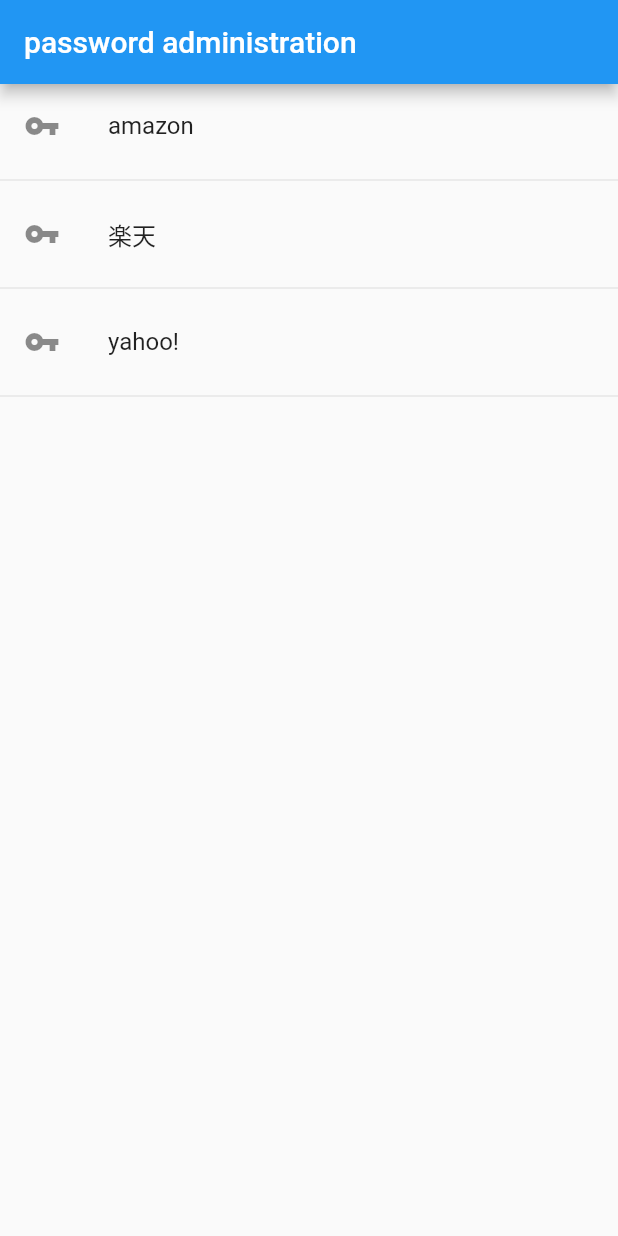
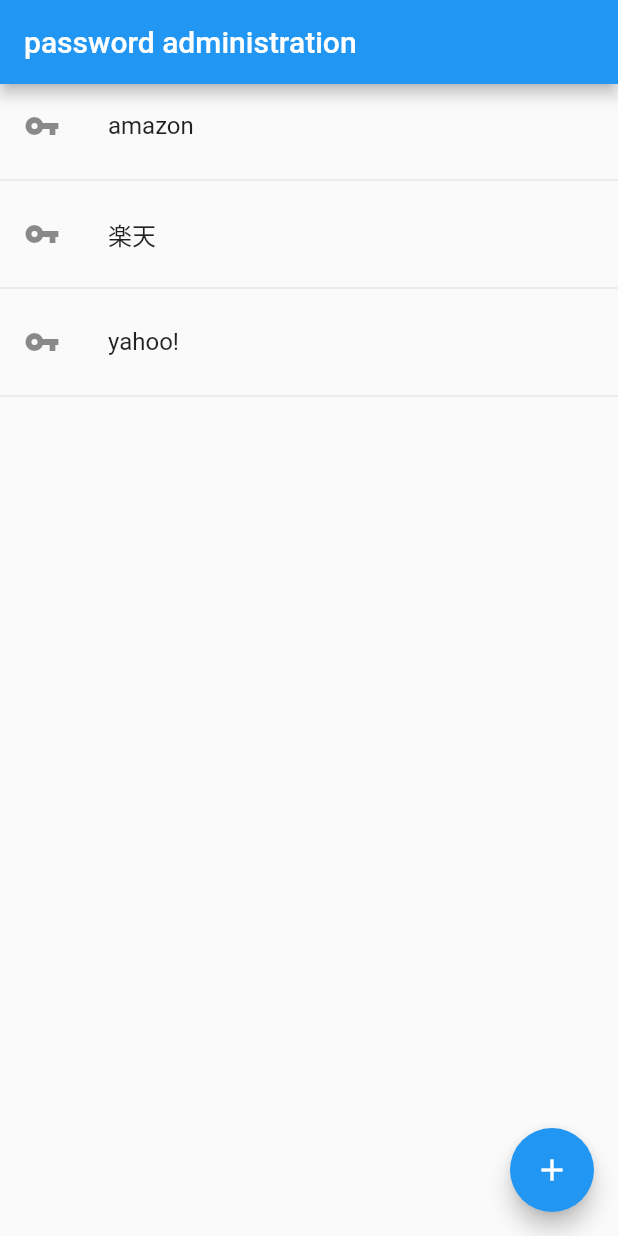
Before and after one commit to hibik17/flutter_key_administrate_app, a Flutter app: the screen it shows after launch, on a phone screen of 412 x 824 dp. Run offline on Flutter 3.47's test engine with Material 2 defaults, Android fonts, the phone set to English and light mode, and no system bars.

Commit message:
リストの追加時に画面の更新の処理

```diff
--- a/lib/main.dart
+++ b/lib/main.dart
@@ -52,6 +52,15 @@ class _MyHomePageState extends State<MyHomePage> {
               ],
             );
           }),
+      floatingActionButton: FloatingActionButton(
+        onPressed: () {
+          titleList.add("google");
+          print(titleList);
+          setState(() {});
+        },
+        tooltip: "Increment",
+        child: Icon(Icons.add),
+      ),
     );
   }
 }
```
